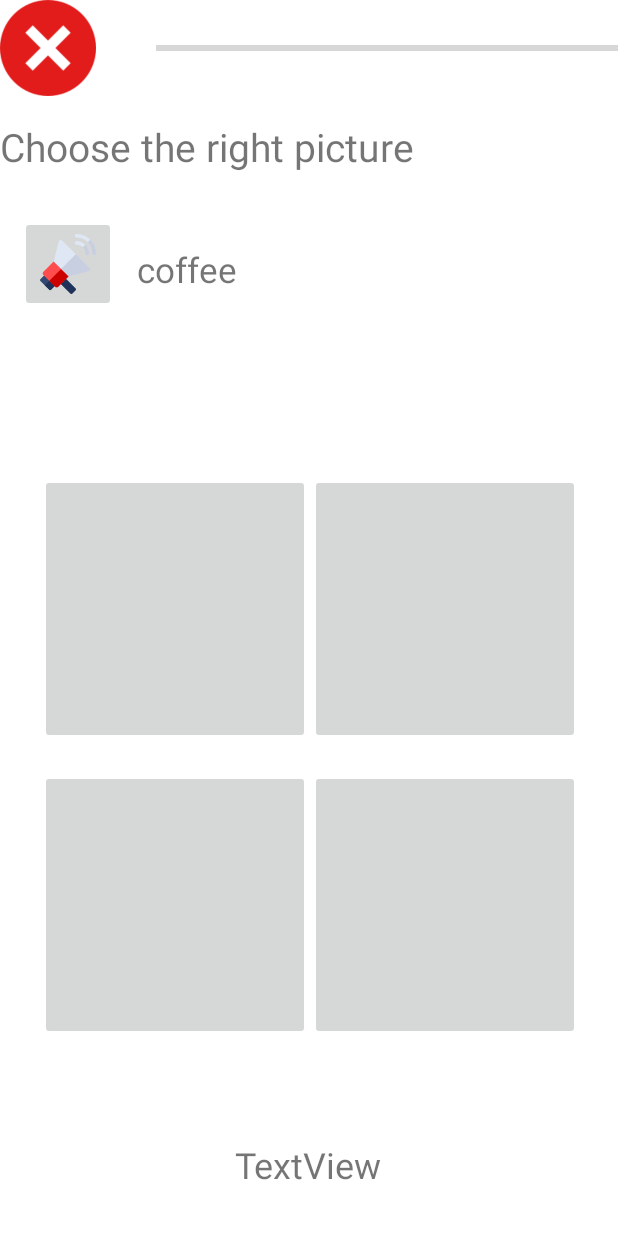
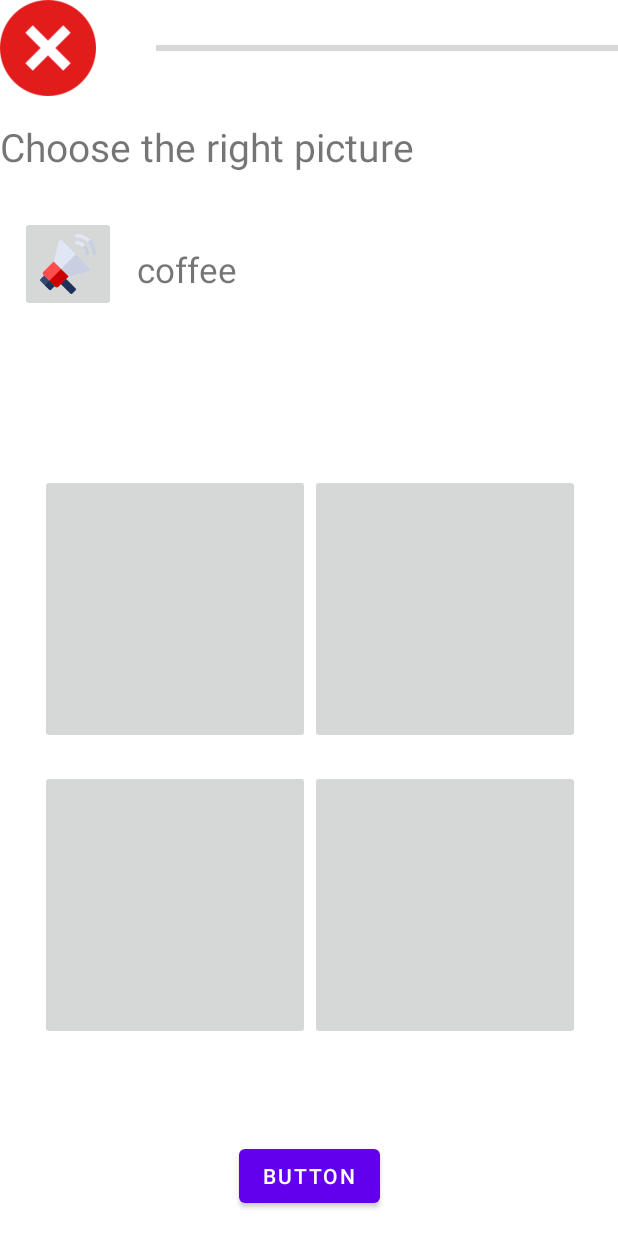
Before and after one commit to ngtruongvnu/EngKid, an Android app: the layout fragment_second_game.xml on its own in the app's theme, with its tools: preview values and no code run, on a phone screen of 412 x 824 dp. Run offline under Robolectric (Android 15) with nearby library versions, the phone set to English and light mode, and no system bars; Roboto replaces fonts that are not available here.

Commit message:
to pull tuan

```diff
--- a/app/src/main/java/com/example/engkit/fragment/question/lv2/Question61.java
+++ b/app/src/main/java/com/example/engkit/fragment/question/lv2/Question61.java
@@ -1,6 +1,7 @@
 package com.example.engkit.fragment.question.lv2;
 
 import android.annotation.SuppressLint;
+import android.media.MediaPlayer;
 import android.os.Bundle;
 import android.speech.tts.TextToSpeech;
 import android.util.Log;
@@ -45,6 +46,7 @@ public class Question61 extends Fragment {
     Button checkOrder;
     private HashMap engToVie;
     TextToSpeech tts;
+
 
     // TODO: Rename and change types of parameters
     private String mParam1;
@@ -134,8 +136,12 @@ public class Question61 extends Fragment {
             @Override
             public void onClick(View v) {
                 if(checkUserOrder(orderUser(), vieSentence)) {
+                    MediaPlayer ting = MediaPlayer.create(getContext(), R.raw.ting);
+                    ting.start();
                     checkOrder.setText("True");
                 } else {
+                    MediaPlayer unting = MediaPlayer.create(getContext(), R.raw.unting);
+                    unting.start();
                     userAns.removeAllViews();
                     for(Object o:separate) {
                         Button button = new Button(getContext());
--- a/app/src/main/res/layout/fragment_second_game.xml
+++ b/app/src/main/res/layout/fragment_second_game.xml
@@ -83,17 +83,14 @@
         app:layout_constraintStart_toStartOf="parent"
         app:layout_constraintTop_toTopOf="@+id/include" />
 
-    <TextView
-        android:id="@+id/textest"
+    <Button
+        android:id="@+id/checkLess2"
         android:layout_width="wrap_content"
         android:layout_height="wrap_content"
-        android:text="TextView"
-        android:textSize="24sp"
+        android:layout_marginBottom="16dp"
+        android:text="Button"
         app:layout_constraintBottom_toBottomOf="parent"
         app:layout_constraintEnd_toEndOf="parent"
-        app:layout_constraintHorizontal_bias="0.498"
-        app:layout_constraintStart_toStartOf="parent"
-        app:layout_constraintTop_toTopOf="@+id/include"
-        app:layout_constraintVertical_bias="0.96" />
+        app:layout_constraintStart_toStartOf="parent" />
 
 </androidx.constraintlayout.widget.ConstraintLayout>
```
Also changed, not shown: app/src/main/java/com/example/engkit/fragment/question/lv1/Question2.java (+29 -6 lines), 2 other files.
